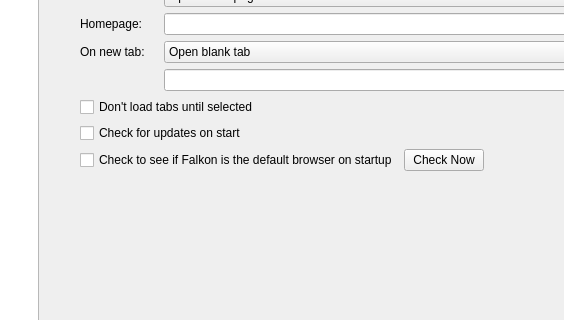
Above: src/lib/preferences/preferences.ui from osza-tools/osza-browser before the change; both pictures show x 192 to 756 and y 84 to 404 of the 1035 by 727 pixel window. Below: the same form after it.
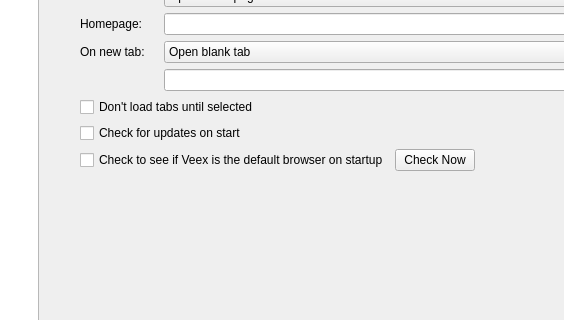
That is the form after the change. Custom widgets are drawn as their Qt base class.

Commit message:
Rebrand: rename Falkon to Veex Browser across the codebase
- Rename namespace, classes, identifiers, files and build targets
  (falkon -> veex, FALKON_* -> VEEX_*, PyFalkon -> PyVeex)
- New application IDs: org.veex.VeexBrowser, D-Bus org.veex.QtSingleApplication
- QML import URI: org.veex
- Executable renamed to 'veex', desktop file org.veex.VeexBrowser.desktop
- Version scheme reset to 1.0.0, homepage/bugtracker/wiki point to
  github.com/veex-tools/veex-browser
- Translation catalogs and .po/.poqm file names renamed accordingly
- Logging category: org.veex.browser

Patch:
```diff
--- a/src/lib/preferences/preferences.ui
+++ b/src/lib/preferences/preferences.ui
@@ -459,7 +459,7 @@
              <item>
               <widget class="QCheckBox" name="checkDefaultBrowser">
                <property name="text">
-                <string>Check to see if Falkon is the default browser on startup</string>
+                <string>Check to see if Veex is the default browser on startup</string>
                </property>
                <property name="checked">
                 <bool>false</bool>
```
Left out of the diff: 2 changed lines with no effect on the pictures. The commit also changes 2186 other files.
